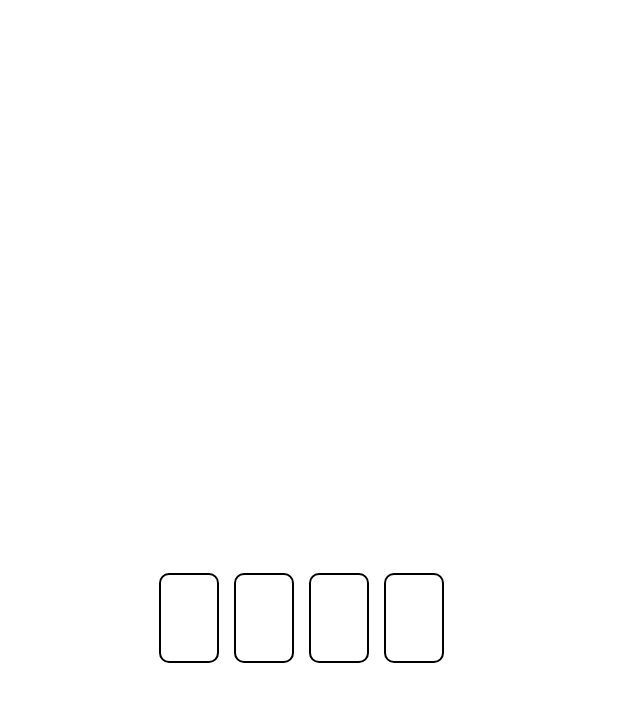
After one commit to ProjectDans/SmartEdu, an Android app: the OtpActivity screen opened directly, with no data from a screen before it, on a phone screen of 412 x 824 dp. The commit adds this screen. Shown: the top 702 px of the screen. Run offline under Robolectric (Android 15) with nearby library versions, the phone set to English and light mode, and no system bars.

Commit message:
Membuat file activity otp

```diff
--- a/app/src/main/AndroidManifest.xml
+++ b/app/src/main/AndroidManifest.xml
@@ -12,6 +12,13 @@
         android:supportsRtl="true"
         android:theme="@style/Theme.SmartEdu"
         tools:targetApi="31">
+        <activity
+            android:name=".OtpActivity"
+            android:exported="false">
+            <meta-data
+                android:name="android.app.lib_name"
+                android:value="" />
+        </activity>
         <activity
             android:name=".RegisterActivity"
             android:exported="false">
--- /dev/null
+++ b/app/src/main/java/com/danscoding/smartedu/OtpActivity.kt
@@ -0,0 +1,11 @@
+package com.danscoding.smartedu
+
+import androidx.appcompat.app.AppCompatActivity
+import android.os.Bundle
+
+class OtpActivity : AppCompatActivity() {
+    override fun onCreate(savedInstanceState: Bundle?) {
+        super.onCreate(savedInstanceState)
+        setContentView(R.layout.activity_otp)
+    }
+}
--- /dev/null
+++ b/app/src/main/res/drawable/otp_bg_item.xml
@@ -0,0 +1,10 @@
+<?xml version="1.0" encoding="utf-8"?>
+<shape xmlns:android="http://schemas.android.com/apk/res/android"
+    android:shape="rectangle">
+
+    <stroke
+        android:width="1dp"
+        android:color="@color/black"/>
+    <corners android:radius="6dp"/>
+
+</shape>
--- a/app/src/main/res/layout/activity_login.xml
+++ b/app/src/main/res/layout/activity_login.xml
@@ -100,7 +100,6 @@
             android:layout_height="50dp"
             android:layout_centerHorizontal="true"
             android:layout_marginTop="88dp"
-            android:backgroundTint="#FFD050"
             android:elevation="6dp"
             android:fontFamily="@font/poppinsbold"
             android:text="Masuk"
@@ -167,6 +166,7 @@
             android:fontFamily="@font/poppinsregular"
             android:text="Daftar disini"
             android:textColor="#0885AF"
+            android:focusable="true"
             app:layout_constraintEnd_toEndOf="parent"
             app:layout_constraintStart_toEndOf="@+id/tvBelumPunyaAkun"
             app:layout_constraintTop_toBottomOf="@+id/innerLinearLayout" />
--- /dev/null
+++ b/app/src/main/res/layout/activity_otp.xml
@@ -0,0 +1,84 @@
+<?xml version="1.0" encoding="utf-8"?>
+<FrameLayout xmlns:android="http://schemas.android.com/apk/res/android"
+    xmlns:app="http://schemas.android.com/apk/res-auto"
+    xmlns:tools="http://schemas.android.com/tools"
+    android:layout_width="match_parent"
+    android:layout_height="match_parent"
+    android:background="@color/white"
+    tools:context=".OtpActivity">
+
+    <LinearLayout
+        android:layout_width="wrap_content"
+        android:layout_height="wrap_content"
+        android:layout_gravity="center"
+        android:gravity="center"
+        android:orientation="horizontal">
+
+        <EditText
+            android:enabled="false"
+            android:cursorVisible="true"
+            android:imeOptions="actionNone"
+            android:maxLength="1"
+            android:maxLines="1"
+            android:inputType="numberDecimal"
+            android:gravity="center"
+            android:background="@drawable/otp_bg_item"
+            android:id="@+id/editTextOne"
+            android:fontFamily="@font/poppinsbold"
+            android:textSize="16sp"
+            android:textCursorDrawable="@null"
+            android:layout_marginEnd="10dp"
+            android:layout_width="40dp"
+            android:layout_height="60dp"/>
+        <EditText
+            android:enabled="false"
+            android:cursorVisible="true"
+            android:imeOptions="actionNone"
+            android:maxLength="1"
+            android:maxLines="1"
+            android:inputType="numberDecimal"
+            android:gravity="center"
+            android:background="@drawable/otp_bg_item"
+            android:id="@+id/editTextTwo"
+            android:fontFamily="@font/poppinsbold"
+            android:textSize="16sp"
+            android:textCursorDrawable="@null"
+            android:layout_marginEnd="10dp"
+            android:layout_width="40dp"
+            android:layout_height="60dp"/>
+        <EditText
+            android:enabled="false"
+            android:cursorVisible="true"
+            android:imeOptions="actionNone"
+            android:maxLength="1"
+            android:maxLines="1"
+            android:inputType="numberDecimal"
+            android:gravity="center"
+            android:background="@drawable/otp_bg_item"
+            android:id="@+id/editTextThree"
+            android:fontFamily="@font/poppinsbold"
+            android:textSize="16sp"
+            android:textCursorDrawable="@null"
+            android:layout_marginEnd="10dp"
+            android:layout_width="40dp"
+            android:layout_height="60dp"/>
+        <EditText
+            android:enabled="false"
+            android:cursorVisible="true"
+            android:imeOptions="actionNone"
+            android:maxLength="1"
+            android:maxLines="1"
+            android:inputType="numberDecimal"
+            android:gravity="center"
+            android:background="@drawable/otp_bg_item"
+            android:id="@+id/editTextFour"
+            android:fontFamily="@font/poppinsbold"
+            android:textSize="16sp"
+            android:textCursorDrawable="@null"
+            android:layout_marginEnd="10dp"
+            android:layout_width="40dp"
+            android:layout_height="60dp"/>
+
+    </LinearLayout>
+
+</FrameLayout>
--- a/app/src/main/res/layout/activity_register.xml
+++ b/app/src/main/res/layout/activity_register.xml
@@ -71,7 +71,6 @@
         android:layout_width="297dp"
         android:layout_height="50dp"
         android:layout_marginTop="65dp"
-        android:backgroundTint="#FFD050"
         android:elevation="6dp"
         android:text="Daftar"
         android:textAllCaps="false"
--- a/app/src/main/res/values/colors.xml
+++ b/app/src/main/res/values/colors.xml
@@ -7,4 +7,6 @@
     <color name="teal_700">#FF018786</color>
     <color name="black">#FF000000</color>
     <color name="white">#FFFFFFFF</color>
+    <color name="darkgrey">#313030</color>
+    <color name="yellow_200">#FFD050</color>
 </resources>
--- a/app/src/main/res/values/themes.xml
+++ b/app/src/main/res/values/themes.xml
@@ -2,8 +2,8 @@
     <!-- Base application theme. -->
     <style name="Theme.SmartEdu" parent="Theme.MaterialComponents.DayNight.NoActionBar">
         <!-- Primary brand color. -->
-        <item name="colorPrimary">@color/purple_500</item>
-        <item name="colorPrimaryVariant">@color/purple_700</item>
+        <item name="colorPrimary">@color/yellow_200</item>
+        <item name="colorPrimaryVariant">@color/darkgrey</item>
         <item name="colorOnPrimary">@color/white</item>
         <!-- Secondary brand color. -->
         <item name="colorSecondary">@color/teal_200</item>
```
